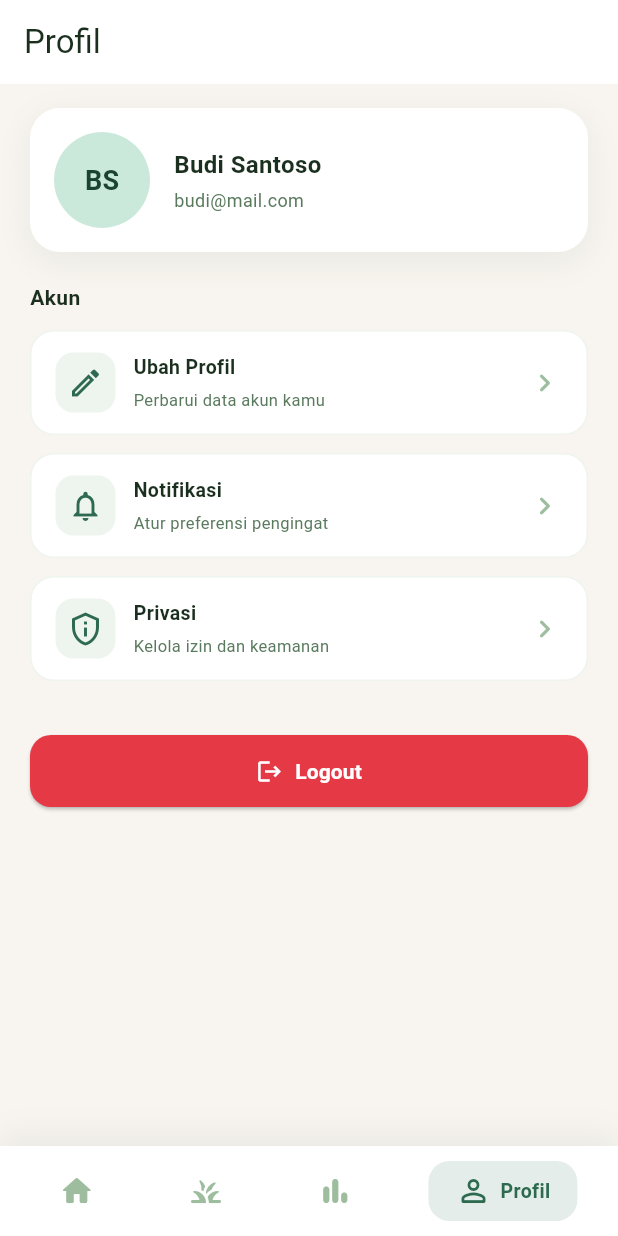
After one commit to Yoloez/Tandur_FE_GDGOC, a Flutter app: the ProfileScreen screen opened by its route, on a phone screen of 412 x 824 dp. The commit adds this screen. Run offline on Flutter 3.47's test engine with Material 3 defaults, Android fonts, the phone set to English and light mode, and no system bars; our stand-ins replace go_router; Roboto replaces fonts that are missing (Georgia).

Commit message:
feat: add AppBottomNav and AppShell widgets for navigation
- Implemented AppBottomNav for bottom navigation with animated selection.
- Created AppShell to wrap screens with a bottom navigation bar.
- Added ProfileScreen with user information and logout functionality.
- Introduced _ProfileTile for displaying profile options.

```diff
--- a/lib/core/routing/app_router.dart
+++ b/lib/core/routing/app_router.dart
@@ -1,25 +1,49 @@
-import 'package:flutter/material.dart';
+import 'package:go_router/go_router.dart';
+import 'package:tandur/core/widgets/app_shell.dart';
 import 'package:tandur/features/home/home_page.dart';
+import 'package:tandur/features/profile/profile_screen.dart';
 import 'package:tandur/features/splash/splash_screen.dart';
 import 'package:tandur/features/welcome/welcome_screen.dart';
 
 class AppRoutes {
-  static const String splash = '/';
-  static const String welcome = '/welcome';
-  static const String home = '/home';
+  static const String splash = 'splash';
+  static const String welcome = 'welcome';
+  static const String home = 'home';
+  static const String profile = 'profile';
 }
 
 class AppRouter {
-  static Route<dynamic> onGenerateRoute(RouteSettings settings) {
-    switch (settings.name) {
-      case AppRoutes.splash:
-        return MaterialPageRoute(builder: (_) => const SplashScreen());
-      case AppRoutes.welcome:
-        return MaterialPageRoute(builder: (_) => const WelcomeScreen());
-      case AppRoutes.home:
-        return MaterialPageRoute(builder: (_) => const HomePage());
-      default:
-        return MaterialPageRoute(builder: (_) => const SplashScreen());
-    }
-  }
+  static final GoRouter router = GoRouter(
+    initialLocation: '/',
+    routes: [
+      GoRoute(
+        name: AppRoutes.splash,
+        path: '/',
+        builder: (context, state) => const SplashScreen(),
+      ),
+      GoRoute(
+        name: AppRoutes.welcome,
+        path: '/welcome',
+        builder: (context, state) => const WelcomeScreen(),
+      ),
+      ShellRoute(
+        builder: (context, state, child) {
+          return AppShell(child: child, location: state.uri.path);
+        },
+        routes: [
+          GoRoute(
+            name: AppRoutes.home,
+            path: '/home',
+            builder: (context, state) => const HomePage(),
+          ),
+          GoRoute(
+            name: AppRoutes.profile,
+            path: '/profile',
+            builder: (context, state) => const ProfileScreen(),
+          ),
+        ],
+      ),
+    ],
+    errorBuilder: (context, state) => const SplashScreen(),
+  );
 }
--- /dev/null
+++ b/lib/core/widgets/app_bottom_nav.dart
@@ -0,0 +1,106 @@
+import 'package:flutter/material.dart';
+import 'package:go_router/go_router.dart';
+import 'package:tandur/core/constants/color.dart';
+import 'package:tandur/core/routing/app_router.dart';
+
+class AppBottomNav extends StatelessWidget {
+  final int currentIndex;
+
+  const AppBottomNav({super.key, required this.currentIndex});
+
+  void _onTap(BuildContext context, int index) {
+    if (index == currentIndex) {
+      return;
+    }
+
+    switch (index) {
+      case 0:
+        context.goNamed(AppRoutes.home);
+        return;
+      case 3:
+        context.goNamed(AppRoutes.profile);
+        return;
+      default:
+        ScaffoldMessenger.of(context).showSnackBar(
+          const SnackBar(
+            content: Text('Fitur belum tersedia.'),
+            behavior: SnackBarBehavior.floating,
+          ),
+        );
+    }
+  }
+
+  @override
+  Widget build(BuildContext context) {
+    final items = [
+      {'icon': Icons.home_rounded, 'label': 'Beranda'},
+      {'icon': Icons.grass_rounded, 'label': 'Kebun'},
+      {'icon': Icons.bar_chart_rounded, 'label': 'Pantau'},
+      {'icon': Icons.person_outline_rounded, 'label': 'Profil'},
+    ];
+
+    return Container(
+      decoration: BoxDecoration(
+        color: AppColors.surface,
+        boxShadow: [
+          BoxShadow(
+            color: AppColors.primaryDark.withOpacity(0.08),
+            blurRadius: 20,
+            offset: const Offset(0, -4),
+          ),
+        ],
+      ),
+      child: SafeArea(
+        child: Padding(
+          padding: const EdgeInsets.symmetric(horizontal: 8, vertical: 10),
+          child: Row(
+            mainAxisAlignment: MainAxisAlignment.spaceAround,
+            children: List.generate(items.length, (index) {
+              final isSelected = index == currentIndex;
+              return GestureDetector(
+                onTap: () => _onTap(context, index),
+                behavior: HitTestBehavior.opaque,
+                child: AnimatedContainer(
+                  duration: const Duration(milliseconds: 250),
+                  curve: Curves.easeInOut,
+                  padding: EdgeInsets.symmetric(
+                    horizontal: isSelected ? 18 : 12,
+                    vertical: 8,
+                  ),
+                  decoration: BoxDecoration(
+                    color: isSelected
+                        ? AppColors.primary.withOpacity(0.12)
+                        : Colors.transparent,
+                    borderRadius: BorderRadius.circular(14),
+                  ),
+                  child: Row(
+                    children: [
+                      Icon(
+                        items[index]['icon'] as IconData,
+                        color: isSelected
+                            ? AppColors.primary
+                            : AppColors.textHint,
+                        size: 24,
+                      ),
+                      if (isSelected) ...[
+                        const SizedBox(width: 6),
+                        Text(
+                          items[index]['label'] as String,
+                          style: const TextStyle(
+                            fontSize: 13,
+                            fontWeight: FontWeight.w700,
+                            color: AppColors.primary,
+                          ),
+                        ),
+                      ],
+                    ],
+                  ),
+                ),
+              );
+            }),
+          ),
+        ),
+      ),
+    );
+  }
+}
--- /dev/null
+++ b/lib/core/widgets/app_shell.dart
@@ -0,0 +1,27 @@
+import 'package:flutter/material.dart';
+import 'package:tandur/core/widgets/app_bottom_nav.dart';
+
+class AppShell extends StatelessWidget {
+  final Widget child;
+  final String location;
+
+  const AppShell({super.key, required this.child, required this.location});
+
+  int _locationToIndex() {
+    if (location.startsWith('/profile')) {
+      return 3;
+    }
+    if (location.startsWith('/home')) {
+      return 0;
+    }
+    return 0;
+  }
+
+  @override
+  Widget build(BuildContext context) {
+    return Scaffold(
+      body: child,
+      bottomNavigationBar: AppBottomNav(currentIndex: _locationToIndex()),
+    );
+  }
+}
--- a/lib/features/home/home_page.dart
+++ b/lib/features/home/home_page.dart
@@ -9,7 +9,6 @@ class HomePage extends StatefulWidget {
 }
 
 class _HomePageState extends State<HomePage> with TickerProviderStateMixin {
-  int _selectedIndex = 0;
   late AnimationController _fadeController;
   late Animation<double> _fadeAnimation;
 
@@ -93,7 +92,6 @@ class _HomePageState extends State<HomePage> with TickerProviderStateMixin {
     return Scaffold(
       backgroundColor: AppColors.background,
       extendBodyBehindAppBar: true,
-      bottomNavigationBar: _buildBottomNav(),
       body: FadeTransition(
         opacity: _fadeAnimation,
         child: CustomScrollView(
@@ -590,76 +588,5 @@ class _HomePageState extends State<HomePage> with TickerProviderStateMixin {
     );
   }
 
-  Widget _buildBottomNav() {
-    final items = [
-      {'icon': Icons.home_rounded, 'label': 'Beranda'},
-      {'icon': Icons.grass_rounded, 'label': 'Kebun'},
-      {'icon': Icons.bar_chart_rounded, 'label': 'Pantau'},
-      {'icon': Icons.person_outline_rounded, 'label': 'Profil'},
-    ];
 
-    return Container(
-      decoration: BoxDecoration(
-        color: AppColors.surface,
-        boxShadow: [
-          BoxShadow(
-            color: AppColors.primaryDark.withOpacity(0.08),
-            blurRadius: 20,
-            offset: const Offset(0, -4),
-          ),
-        ],
-      ),
-      child: SafeArea(
-        child: Padding(
-          padding: const EdgeInsets.symmetric(horizontal: 8, vertical: 10),
-          child: Row(
-            mainAxisAlignment: MainAxisAlignment.spaceAround,
-            children: List.generate(items.length, (index) {
-              final isSelected = index == _selectedIndex;
-              return GestureDetector(
-                onTap: () => setState(() => _selectedIndex = index),
-                behavior: HitTestBehavior.opaque,
-                child: AnimatedContainer(
-                  duration: const Duration(milliseconds: 250),
-                  curve: Curves.easeInOut,
-                  padding: EdgeInsets.symmetric(
-                    horizontal: isSelected ? 18 : 12,
-                    vertical: 8,
-                  ),
-                  decoration: BoxDecoration(
-                    color: isSelected
-                        ? AppColors.primary.withOpacity(0.12)
-                        : Colors.transparent,
-                    borderRadius: BorderRadius.circular(14),
-                  ),
-                  child: Row(
-                    children: [
-                      Icon(
-                        items[index]['icon'] as IconData,
-                        color: isSelected
-                            ? AppColors.primary
-                            : AppColors.textHint,
-                        size: 24,
-                      ),
-                      if (isSelected) ...[
-                        const SizedBox(width: 6),
-                        Text(
-                          items[index]['label'] as String,
-                          style: const TextStyle(
-                            fontSize: 13,
-                            fontWeight: FontWeight.w700,
-                            color: AppColors.primary,
-                          ),
-                        ),
-                      ],
-                    ],
-                  ),
-                ),
-              );
-            }),
-          ),
-        ),
-      ),
-    );
-  }
 }
--- /dev/null
+++ b/lib/features/profile/profile_screen.dart
@@ -0,0 +1,198 @@
+import 'package:flutter/material.dart';
+import 'package:go_router/go_router.dart';
+import 'package:tandur/core/constants/color.dart';
+import 'package:tandur/core/routing/app_router.dart';
+
+class ProfileScreen extends StatelessWidget {
+  const ProfileScreen({super.key});
+
+  void _onLogoutTap(BuildContext context) {
+    context.goNamed(AppRoutes.welcome);
+  }
+
+  @override
+  Widget build(BuildContext context) {
+    return Scaffold(
+      backgroundColor: AppColors.background,
+      appBar: AppBar(
+        title: const Text('Profil'),
+        backgroundColor: AppColors.surface,
+        foregroundColor: AppColors.textPrimary,
+        elevation: 0,
+      ),
+      body: SingleChildScrollView(
+        padding: const EdgeInsets.fromLTRB(20, 16, 20, 24),
+        child: Column(
+          crossAxisAlignment: CrossAxisAlignment.stretch,
+          children: [
+            Container(
+              padding: const EdgeInsets.all(16),
+              decoration: BoxDecoration(
+                color: AppColors.surface,
+                borderRadius: BorderRadius.circular(20),
+                boxShadow: [
+                  BoxShadow(
+                    color: AppColors.primary.withOpacity(0.08),
+                    blurRadius: 18,
+                    offset: const Offset(0, 6),
+                  ),
+                ],
+              ),
+              child: Row(
+                children: [
+                  CircleAvatar(
+                    radius: 32,
+                    backgroundColor: AppColors.primaryLight.withOpacity(0.3),
+                    child: const Text(
+                      'BS',
+                      style: TextStyle(
+                        color: AppColors.primaryDark,
+                        fontSize: 18,
+                        fontWeight: FontWeight.w700,
+                      ),
+                    ),
+                  ),
+                  const SizedBox(width: 16),
+                  Expanded(
+                    child: Column(
+                      crossAxisAlignment: CrossAxisAlignment.start,
+                      children: const [
+                        Text(
+                          'Budi Santoso',
+                          style: TextStyle(
+                            fontSize: 16,
+                            fontWeight: FontWeight.w700,
+                            color: AppColors.textPrimary,
+                          ),
+                        ),
+                        SizedBox(height: 4),
+                        Text(
+                          'budi@mail.com',
+                          style: TextStyle(
+                            fontSize: 12,
+                            color: AppColors.textSecondary,
+                          ),
+                        ),
+                      ],
+                    ),
+                  ),
+                ],
+              ),
+            ),
+            const SizedBox(height: 20),
+            const Text(
+              'Akun',
+              style: TextStyle(
+                fontSize: 14,
+                fontWeight: FontWeight.w700,
+                color: AppColors.textPrimary,
+              ),
+            ),
+            const SizedBox(height: 12),
+            const _ProfileTile(
+              icon: Icons.edit_outlined,
+              title: 'Ubah Profil',
+              subtitle: 'Perbarui data akun kamu',
+            ),
+            const _ProfileTile(
+              icon: Icons.notifications_outlined,
+              title: 'Notifikasi',
+              subtitle: 'Atur preferensi pengingat',
+            ),
+            const _ProfileTile(
+              icon: Icons.privacy_tip_outlined,
+              title: 'Privasi',
+              subtitle: 'Kelola izin dan keamanan',
+            ),
+            const SizedBox(height: 24),
+            SizedBox(
+              width: double.infinity,
+              child: ElevatedButton.icon(
+                onPressed: () => _onLogoutTap(context),
+                style: ElevatedButton.styleFrom(
+                  backgroundColor: AppColors.error,
+                  foregroundColor: Colors.white,
+                  padding: const EdgeInsets.symmetric(vertical: 14),
+                  shape: RoundedRectangleBorder(
+                    borderRadius: BorderRadius.circular(14),
+                  ),
+                ),
+                icon: const Icon(Icons.logout),
+                label: const Text(
+                  'Logout',
+                  style: TextStyle(
+                    fontSize: 14,
+                    fontWeight: FontWeight.w700,
+                  ),
+                ),
+              ),
+            ),
+          ],
+        ),
+      ),
+    );
+  }
+}
+
+class _ProfileTile extends StatelessWidget {
+  final IconData icon;
+  final String title;
+  final String subtitle;
+
+  const _ProfileTile({
+    required this.icon,
+    required this.title,
+    required this.subtitle,
+  });
+
+  @override
+  Widget build(BuildContext context) {
+    return Container(
+      margin: const EdgeInsets.only(bottom: 12),
+      padding: const EdgeInsets.symmetric(horizontal: 16, vertical: 14),
+      decoration: BoxDecoration(
+        color: AppColors.surface,
+        borderRadius: BorderRadius.circular(16),
+        border: Border.all(color: AppColors.surfaceVariant),
+      ),
+      child: Row(
+        children: [
+          Container(
+            width: 40,
+            height: 40,
+            decoration: BoxDecoration(
+              color: AppColors.surfaceVariant,
+              borderRadius: BorderRadius.circular(12),
+            ),
+            child: Icon(icon, color: AppColors.primary),
+          ),
+          const SizedBox(width: 12),
+          Expanded(
+            child: Column(
+              crossAxisAlignment: CrossAxisAlignment.start,
+              children: [
+                Text(
+                  title,
+                  style: const TextStyle(
+                    fontSize: 13,
+                    fontWeight: FontWeight.w700,
+                    color: AppColors.textPrimary,
+                  ),
+                ),
+                const SizedBox(height: 4),
+                Text(
+                  subtitle,
+                  style: const TextStyle(
+                    fontSize: 11,
+                    color: AppColors.textSecondary,
+                  ),
+                ),
+              ],
+            ),
+          ),
+          const Icon(Icons.chevron_right_rounded, color: AppColors.textHint),
+        ],
+      ),
+    );
+  }
+}
--- a/lib/features/splash/splash_screen.dart
+++ b/lib/features/splash/splash_screen.dart
@@ -1,5 +1,6 @@
 import 'package:flutter/material.dart';
 import 'dart:math' as math;
+import 'package:go_router/go_router.dart';
 import 'package:tandur/core/constants/color.dart';
 import 'package:tandur/core/routing/app_router.dart';
 
@@ -163,7 +164,7 @@ class _SplashScreenState extends State<SplashScreen>
     await _exitController.forward();
 
     if (mounted) {
-      Navigator.of(context).pushReplacementNamed(AppRoutes.welcome);
+      context.goNamed(AppRoutes.welcome);
     }
   }
 
--- a/lib/features/welcome/welcome_screen.dart
+++ b/lib/features/welcome/welcome_screen.dart
@@ -1,4 +1,5 @@
 import 'package:flutter/material.dart';
+import 'package:go_router/go_router.dart';
 import 'package:tandur/core/constants/color.dart';
 import 'package:tandur/core/routing/app_router.dart';
 
@@ -15,7 +16,7 @@ class WelcomeScreen extends StatelessWidget {
   }
 
   void _onDebugLoginTap(BuildContext context) {
-    Navigator.of(context).pushReplacementNamed(AppRoutes.home);
+    context.goNamed(AppRoutes.home);
   }
 
   @override
@@ -230,12 +231,12 @@ class _LogoBadge extends StatelessWidget {
         borderRadius: BorderRadius.circular(size * 0.28),
         boxShadow: [
           BoxShadow(
-            color: Colors.black.withOpacity(0.35),
+            color: Colors.white.withOpacity(0.35),
             blurRadius: 30,
             offset: const Offset(0, 12),
           ),
           BoxShadow(
-            color: AppColors.primaryLight.withOpacity(0.3),
+            color: AppColors.primary.withOpacity(0.3),
             blurRadius: 28,
             offset: const Offset(0, 0),
           ),
@@ -243,7 +244,7 @@ class _LogoBadge extends StatelessWidget {
       ),
       child: ClipRRect(
         borderRadius: BorderRadius.circular(size * 0.28),
-        child: Image.asset('assets/logo.png', fit: BoxFit.cover),
+        child: Image.asset('assets/favicon.png', fit: BoxFit.cover),
       ),
     );
   }
--- a/lib/main.dart
+++ b/lib/main.dart
@@ -19,7 +19,7 @@ class TandurApp extends StatelessWidget {
 
   @override
   Widget build(BuildContext context) {
-    return MaterialApp(
+    return MaterialApp.router(
       title: 'Tandur',
       debugShowCheckedModeBanner: false,
       theme: ThemeData(
@@ -32,8 +32,9 @@ class TandurApp extends StatelessWidget {
         fontFamily: 'Georgia',
         useMaterial3: true,
       ),
-      initialRoute: AppRoutes.splash,
-      onGenerateRoute: AppRouter.onGenerateRoute,
+      routerDelegate: AppRouter.router.routerDelegate,
+      routeInformationParser: AppRouter.router.routeInformationParser,
+      routeInformationProvider: AppRouter.router.routeInformationProvider,
     );
   }
 }
--- a/pubspec.yaml
+++ b/pubspec.yaml
@@ -34,6 +34,8 @@ dependencies:
   # The following adds the Cupertino Icons font to your application.
   # Use with the CupertinoIcons class for iOS style icons.
   cupertino_icons: ^1.0.8
+  go_router: ^14.2.0
+  flutter_launcher_icons: ^0.14.4
 
 dev_dependencies:
   flutter_test:
@@ -55,7 +57,7 @@ flutter:
   uses-material-design: true
 
   assets:
-    - assets/logo.png
+    - assets/
 
   # fonts:
   #   - family: Georgia
```
Also changed, not shown: flutter_launcher_icons.yaml (added, +34 -0 lines), assets/favicon.png (added), pubspec.lock, 29 other files.
